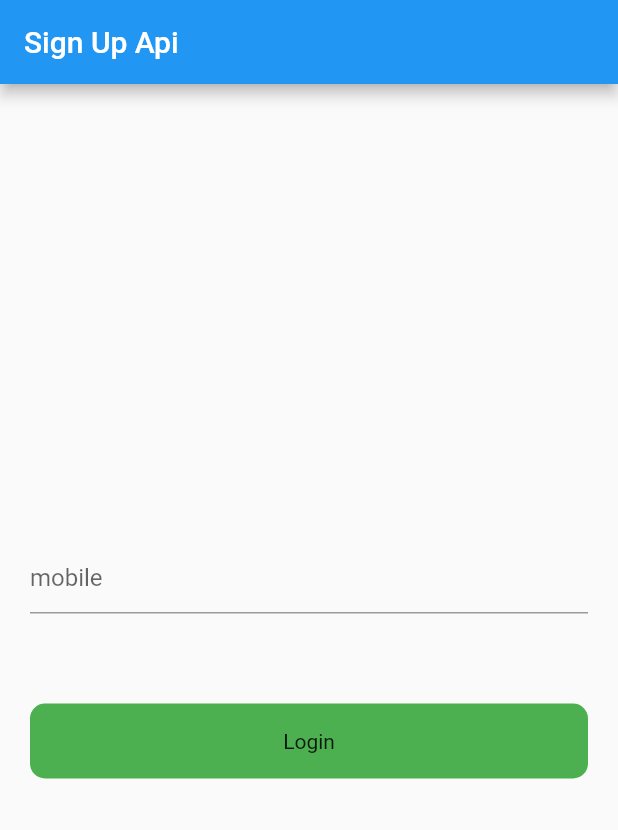
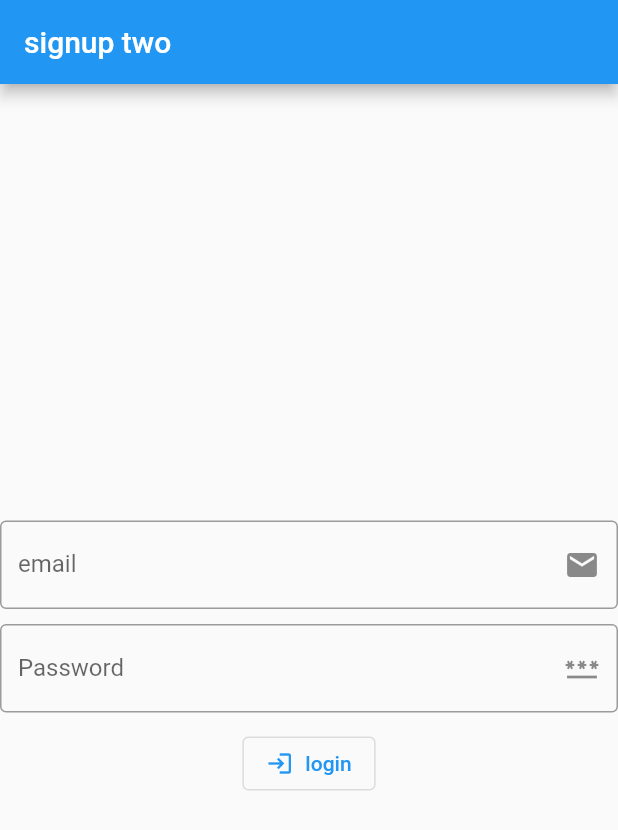
Before and after one commit to vignesh1244/stless-full-api, a Flutter app: the screen it shows after launch, on a phone screen of 412 x 824 dp. Shown: the top 830 px of the screen. Run offline on Flutter 3.47's test engine with Material 2 defaults, Android fonts, the phone set to English and light mode, and no system bars.

Commit message:
secon commit login next pages

```diff
--- a/lib/main.dart
+++ b/lib/main.dart
@@ -9,6 +9,7 @@ import 'package:c1api/views/api_Jtp.dart';
 import 'package:c1api/views/example_five.dart';
 import 'package:c1api/views/signup.dart';
 import 'package:c1api/views/signup1.dart';
+import 'package:c1api/views/signup2.dart';
 import 'package:c1api/views/slider_provider.dart';
 import 'package:flutter/material.dart';
 import 'package:provider/provider.dart';
@@ -40,7 +41,7 @@ class MyApp extends StatelessWidget {
         theme: ThemeData(
           primarySwatch: Colors.blue,
         ),
-        home:SignUpScreen(),
+        home:SignupTwo(),
       ),
     );
     // return MaterialApp(
--- /dev/null
+++ b/lib/views/signup2.dart
@@ -0,0 +1,84 @@
+import 'package:c1api/views/signup2_lite.dart';
+import 'package:flutter/material.dart';
+import 'package:http/http.dart' as http;
+
+class SignupTwo extends StatefulWidget {
+  const SignupTwo({Key? key}) : super(key: key);
+
+  @override
+  State<SignupTwo> createState() => _SignupTwoState();
+}
+
+class _SignupTwoState extends State<SignupTwo> {
+  var emailControl = TextEditingController();
+  var passControll = TextEditingController();
+
+  @override
+  Widget build(BuildContext context) {
+    return Scaffold(
+      appBar: AppBar(
+        title: Text('signup two'),
+      ),
+      body: SafeArea(
+        child: Column(
+          mainAxisAlignment: MainAxisAlignment.center,
+          children: [
+            TextFormField(
+              controller: emailControl,
+              decoration: InputDecoration(
+                labelText: "email",
+                border: OutlineInputBorder(),
+                suffixIcon: Icon(Icons.email),
+              ),
+            ),
+            SizedBox(
+              height: 10,
+            ),
+            TextFormField(
+              controller: passControll,
+              // obscureText: true,
+              decoration: InputDecoration(
+                labelText: "Password",
+                border: OutlineInputBorder(),
+                suffixIcon: Icon(Icons.password),
+              ),
+            ),
+            SizedBox(
+              height: 10,
+            ),
+            OutlinedButton.icon(
+              onPressed: () {
+                login();
+              },
+              icon: Icon(
+                Icons.login,
+                size: 18,
+              ),
+              label: Text('login'),
+            )
+          ],
+        ),
+      ),
+    );
+  }
+
+  //CREAT FUCTION CALL LOGIN API
+  Future<void> login() async {
+    if (emailControl.text.isNotEmpty && passControll.text.isNotEmpty) {
+      var respose = await http.post(Uri.parse("https://reqres.in/api/login"),
+          body: {'email': emailControl.text, 'password': passControll.text});
+
+      if (respose.statusCode == 200) {
+        Navigator.push(
+            context, MaterialPageRoute(builder: (context) => Second(),));
+      }
+      else {
+        ScaffoldMessenger.of(context)
+            .showSnackBar(SnackBar(content: Text('Invalid Credential')));
+      }
+    } else {
+      ScaffoldMessenger.of(context)
+          .showSnackBar(SnackBar(content: Text('Balack fild not allowd')));
+    }
+  }
+}
```
Also changed, not shown: lib/views/signup.dart (+14 -6 lines), lib/views/signup2_lite.dart (added, +35 -0 lines).
